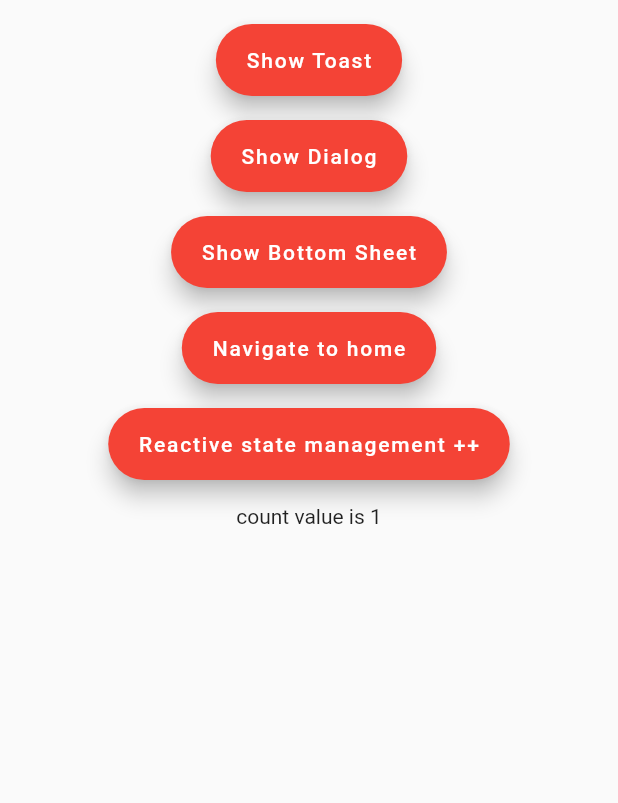
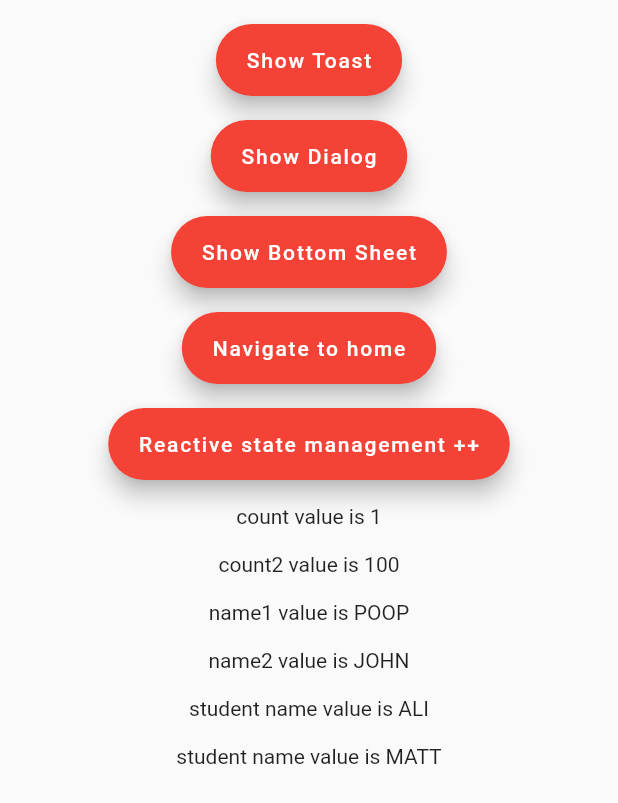
Before and after one commit to Ghazal-Jamalzadeh/flutter_getx_toturial, a Flutter app: the screen it shows after launch, after a tap on "Reactive state management ++", on a phone screen of 412 x 824 dp. Shown: the top 803 px of the screen. Run offline on Flutter 3.47's test engine with Material 2 defaults, Android fonts, the phone set to English and light mode, and no system bars; our stand-ins replace get.

Commit message:
Reactive State Manager Using Obx and User Defined class

```diff
--- /dev/null
+++ b/lib/models/student.dart
@@ -0,0 +1,14 @@
+import 'package:get/get.dart';
+
+class Student{
+
+  var name = RxString('ali');
+  var age = 25.obs() ;
+
+}
+
+class Student2{
+  var name ;
+  var age ;
+  Student2({this.name , this.age});
+}
--- a/lib/screens/main_screen.dart
+++ b/lib/screens/main_screen.dart
@@ -1,16 +1,25 @@
 import 'package:flutter/material.dart';
+import 'package:flutter_getx_toturial/models/student.dart';
 import 'package:flutter_getx_toturial/screens/home_screen.dart';
 import 'package:flutter_getx_toturial/widgets/main_row_item.dart';
 import 'package:get/get.dart';
 
 class MainScreen extends StatelessWidget {
+  //Reactive State Management
+  var count = 0.obs;
 
-  //Reactive State Management
-  var count = 0.obs ;
+  var count2 = 0.obs;
+
+  var name = RxString('poop');
+  var name2 = 'john'.obs;
+
+  //Reactive State Manager Using Obx and User Defined class
+  var student = Student();
+  var student2 = Student2(name: 'Matt' , age: 37).obs;
 
   MainScreen({Key? key}) : super(key: key);
 
-  void increment(){
+  void increment() {
     count++;
   }
 
@@ -68,18 +77,44 @@ class MainScreen extends StatelessWidget {
                     MainRowItem(
                         title: 'Reactive state management ++',
                         onTap: () {
-                          increment() ;
+                          count++;
+                          count2.value = 100;
+                          name.value = name.value.toUpperCase();
+                          name2.value = name2.value.toUpperCase();
+                          /*Reactive State Manager Using Obx and User Defined class */
+                          student.name.value = student.name.value.toString().toUpperCase();
+                          student2.update((std) {
+                            std!.name = std.name.toString().toUpperCase() ;
+                          });
                         }),
                     const SizedBox(
                       height: 16,
                     ),
-                    Obx(()=>Text('count value is $count'))
-                     ,
-
-
-
+                    Obx(() => Text('count value is $count')),
+                    const SizedBox(
+                      height: 16,
+                    ),
+                    Obx(() => Text('count2 value is ${count2.value}')),
+                    const SizedBox(
+                      height: 16,
+                    ),
+                    Obx(() => Text('name1 value is ${name.value}')),
+                    const SizedBox(
+                      height: 16,
+                    ),
+                    Obx(() => Text('name2 value is ${name2.value}')),
+                    const SizedBox(
+                      height: 16,
+                    ),
+                    Obx(() => Text('student name value is ${student.name.value}')),
+                    const SizedBox(
+                      height: 16,
+                    ),
+                    Obx(() => Text('student name value is ${student2.value.name}')),
+                    const SizedBox(
+                      height: 16,
+                    ),
                   ],
-
                 ),
               ),
             ),
@@ -269,9 +304,8 @@ class MainScreen extends StatelessWidget {
     // Get.to( ()=> const HomeScreen() , arguments: "data from main" ) ;
 
     //Go to next screen and receive data sent from home screen
-    var data = await Get.to(()=> const HomeScreen() , arguments: "data from main") ;
-    print('the received data is $data ') ;
-
-
+    var data =
+        await Get.to(() => const HomeScreen(), arguments: "data from main");
+    print('the received data is $data ');
   }
 }
```
Also changed, not shown: 3 other files.
